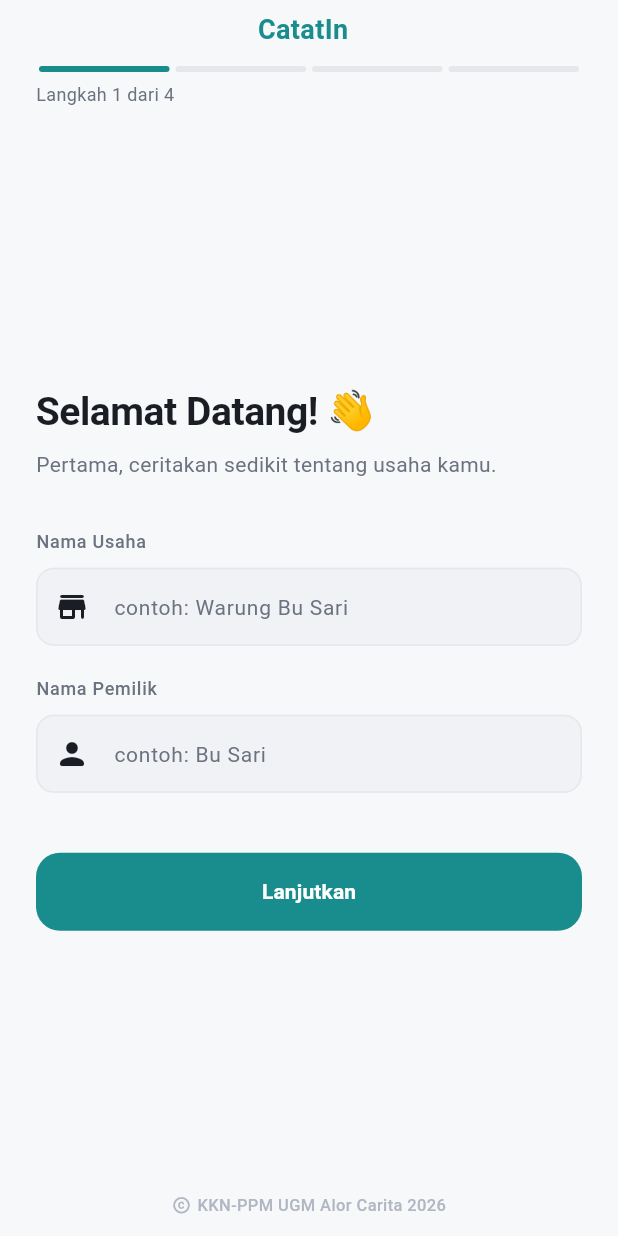
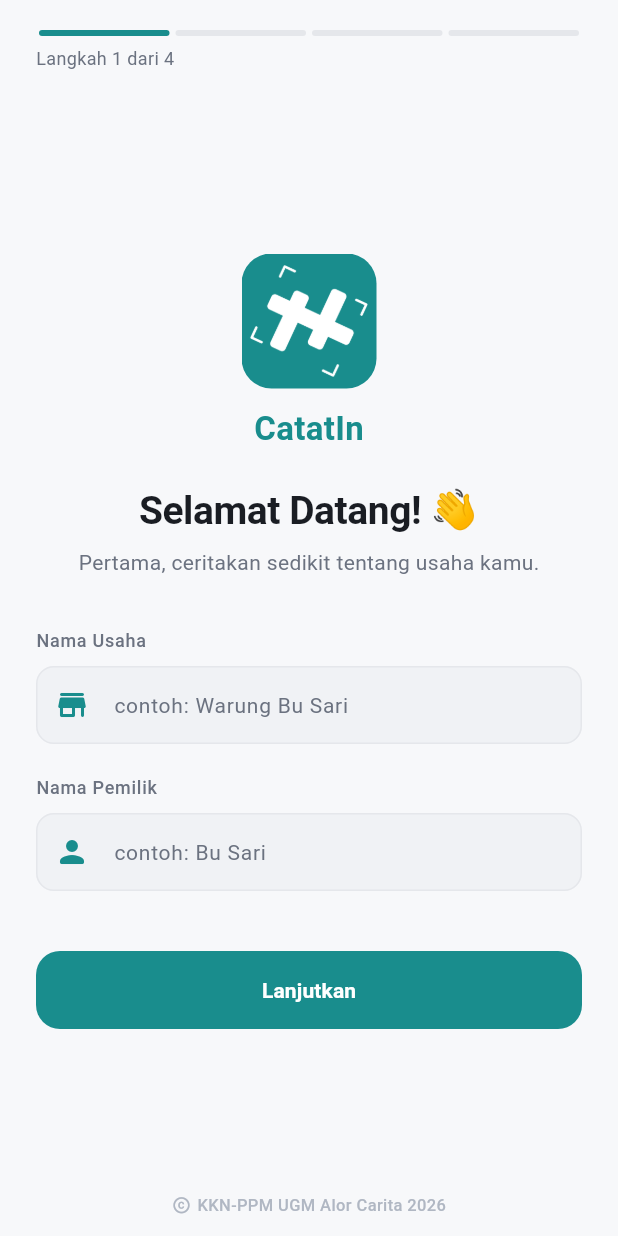
Before and after one commit to rezaluthfi/catatin-app, a Flutter app: the screen it shows after launch, on a phone screen of 412 x 824 dp. Run offline on Flutter 3.47's test engine with Material 3 defaults, Android fonts, the phone set to English and light mode, and no system bars; our stand-ins replace file_picker, fl_chart, flutter_riverpod, flutter_secure_storage, go_router, image_cropper and 4 more; missing offline and left inert: excel; accounts and stored records are empty; Roboto replaces fonts that are missing (GoogleSans).

Commit message:
style(onboarding): update input icon colors and fix theme border

```diff
--- a/lib/app/theme/app_theme.dart
+++ b/lib/app/theme/app_theme.dart
@@ -78,7 +78,7 @@ class AppTheme {
         contentPadding: const EdgeInsets.symmetric(horizontal: 16, vertical: 14),
         border: OutlineInputBorder(
           borderRadius: BorderRadius.circular(12),
-          borderSide: BorderSide.none,
+          borderSide: const BorderSide(color: AppColors.border, width: 1),
         ),
         enabledBorder: OutlineInputBorder(
           borderRadius: BorderRadius.circular(12),
@@ -91,6 +91,10 @@ class AppTheme {
         errorBorder: OutlineInputBorder(
           borderRadius: BorderRadius.circular(12),
           borderSide: const BorderSide(color: AppColors.expense, width: 1),
+        ),
+        focusedErrorBorder: OutlineInputBorder(
+          borderRadius: BorderRadius.circular(12),
+          borderSide: const BorderSide(color: AppColors.expense, width: 2),
         ),
         labelStyle: AppTextStyles.bodyMediumSecondary,
         hintStyle: AppTextStyles.bodyMediumSecondary,
--- a/lib/features/auth/screens/pin_setup_screen.dart
+++ b/lib/features/auth/screens/pin_setup_screen.dart
@@ -150,7 +150,9 @@ class _PinSetupScreenState extends ConsumerState<PinSetupScreen>
   Future<void> _onFinish() async {
     setState(() => _isLoading = true);
 
-    await ref.read(authProvider.notifier).setupPin(
+    await ref
+        .read(authProvider.notifier)
+        .setupPin(
           pin: _newPin,
           businessName: _businessNameController.text.trim(),
           ownerName: _ownerNameController.text.trim(),
@@ -237,22 +239,22 @@ class _PinSetupScreenState extends ConsumerState<PinSetupScreen>
         children: [
           // Tombol back (sembunyikan di step pertama)
           if (_currentStep > 0 && _currentStep < 3)
-            IconButton(
-              icon: const Icon(Icons.arrow_back),
-              onPressed: _prevStep,
-            )
+            IconButton(icon: const Icon(Icons.arrow_back), onPressed: _prevStep)
           else
             const SizedBox(width: 48),
 
           const Spacer(),
 
+          if (_currentStep > 0)
             Text(
               'CatatIn',
               style: AppTextStyles.headlineMedium.copyWith(
                 color: AppColors.primary,
                 fontWeight: FontWeight.w700,
               ),
-          ),
+            )
+          else
+            const SizedBox.shrink(),
 
           const Spacer(),
           const SizedBox(width: 48),
@@ -325,27 +327,56 @@ class _PinSetupScreenState extends ConsumerState<PinSetupScreen>
           crossAxisAlignment: CrossAxisAlignment.start,
           children: [
             const SizedBox(height: 8),
-            Text('Selamat Datang! 👋', style: AppTextStyles.displayMedium),
+            Center(
+              child: Column(
+                children: [
+                  ClipRRect(
+                    borderRadius: BorderRadius.circular(20),
+                    child: Image.asset(
+                      'assets/images/logo_bg_primary.jpeg',
+                      height: 90,
+                      width: 90,
+                      fit: BoxFit.cover,
+                    ),
+                  ),
+                  const SizedBox(height: 12),
+                  Text(
+                    'CatatIn',
+                    style: AppTextStyles.headingLarge.copyWith(
+                      color: AppColors.primary,
+                      fontWeight: FontWeight.bold,
+                      fontSize: 22,
+                    ),
+                  ),
+                ],
+              ),
+            ),
+            const SizedBox(height: 24),
+            Center(
+              child: Text(
+                'Selamat Datang! 👋',
+                style: AppTextStyles.displayMedium,
+              ),
+            ),
             const SizedBox(height: 8),
-            Text(
+            Center(
+              child: Text(
                 'Pertama, ceritakan sedikit tentang usaha kamu.',
                 style: AppTextStyles.bodyMedium.copyWith(
                   color: AppColors.textSecondary,
                 ),
               ),
+            ),
             const SizedBox(height: 32),
 
             // Nama usaha
-            Text(
-              'Nama Usaha',
-              style: AppTextStyles.labelMedium,
-            ),
+            Text('Nama Usaha', style: AppTextStyles.labelMedium),
             const SizedBox(height: 8),
             TextFormField(
               controller: _businessNameController,
               decoration: const InputDecoration(
                 hintText: 'contoh: Warung Bu Sari',
-                prefixIcon: Icon(Icons.store_rounded),
+                prefixIcon: Icon(Icons.store_rounded, color: AppColors.primary),
               ),
               textCapitalization: TextCapitalization.words,
               validator: (value) {
@@ -358,16 +389,16 @@ class _PinSetupScreenState extends ConsumerState<PinSetupScreen>
             const SizedBox(height: 20),
 
             // Nama pemilik
-            Text(
-              'Nama Pemilik',
-              style: AppTextStyles.labelMedium,
-            ),
+            Text('Nama Pemilik', style: AppTextStyles.labelMedium),
             const SizedBox(height: 8),
             TextFormField(
               controller: _ownerNameController,
               decoration: const InputDecoration(
                 hintText: 'contoh: Bu Sari',
-                prefixIcon: Icon(Icons.person_rounded),
+                prefixIcon: Icon(
+                  Icons.person_rounded,
+                  color: AppColors.primary,
+                ),
               ),
               textCapitalization: TextCapitalization.words,
               validator: (value) {
@@ -422,7 +453,10 @@ class _PinSetupScreenState extends ConsumerState<PinSetupScreen>
                       ),
                     ),
                     const SizedBox(height: 16),
-                    Text('Buat PIN Keamanan', style: AppTextStyles.headlineLarge),
+                    Text(
+                      'Buat PIN Keamanan',
+                      style: AppTextStyles.headlineLarge,
+                    ),
                     const SizedBox(height: 8),
                     Text(
                       'PIN 6 digit untuk melindungi data keuangan kamu.',
@@ -503,7 +537,9 @@ class _PinSetupScreenState extends ConsumerState<PinSetupScreen>
                 duration: const Duration(milliseconds: 200),
                 child: Text(
                   'PIN tidak cocok. Coba lagi.',
-                  style: AppTextStyles.bodySmall.copyWith(color: AppColors.expense),
+                  style: AppTextStyles.bodySmall.copyWith(
+                    color: AppColors.expense,
+                  ),
                 ),
               ),
               const Spacer(),
@@ -556,11 +592,7 @@ class _PinSetupScreenState extends ConsumerState<PinSetupScreen>
               items: AppConstants.securityQuestions.map((q) {
                 return DropdownMenuItem(
                   value: q,
-                  child: Text(
-                    q,
-                    maxLines: 2,
-                    overflow: TextOverflow.visible,
-                  ),
+                  child: Text(q, maxLines: 2, overflow: TextOverflow.visible),
                 );
               }).toList(),
               onChanged: (val) => setState(() => _selectedQuestion = val),
@@ -590,8 +622,7 @@ class _PinSetupScreenState extends ConsumerState<PinSetupScreen>
           // Opsi lewati
           CheckboxListTile(
             value: _skipSecurity,
-            onChanged: (val) =>
-                setState(() => _skipSecurity = val ?? false),
+            onChanged: (val) => setState(() => _skipSecurity = val ?? false),
             title: Text(
               'Lewati — saya tidak ingin mengatur pertanyaan keamanan',
               style: AppTextStyles.bodySmall,
@@ -609,8 +640,11 @@ class _PinSetupScreenState extends ConsumerState<PinSetupScreen>
               ),
               child: Row(
                 children: [
-                  const Icon(Icons.warning_amber_rounded,
-                      color: AppColors.warning, size: 20),
+                  const Icon(
+                    Icons.warning_amber_rounded,
+                    color: AppColors.warning,
+                    size: 20,
+                  ),
                   const SizedBox(width: 8),
                   Expanded(
                     child: Text(
@@ -632,7 +666,8 @@ class _PinSetupScreenState extends ConsumerState<PinSetupScreen>
               onPressed: _isLoading
                   ? null
                   : () {
-                      final canFinish = _skipSecurity ||
+                      final canFinish =
+                          _skipSecurity ||
                           (_selectedQuestion != null &&
                               _answerController.text.trim().isNotEmpty);
                       if (!canFinish) {
```
Lines whose indentation alone changed are shown as unchanged.
